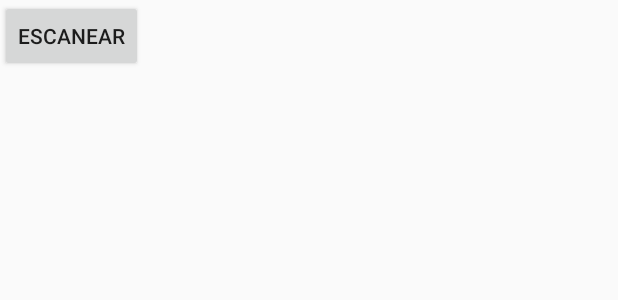
After one commit to cerberus666t/Proyecto, an Android app: the layout activity_escanear.xml on its own in the app's theme, with its tools: preview values and no code run, on a phone screen of 412 x 824 dp. The commit adds this screen. Shown: the top 300 px of the screen. Run offline under Robolectric (Android 15) with nearby library versions, the phone set to English and light mode, and no system bars.

```diff
--- a/app/build.gradle
+++ b/app/build.gradle
@@ -32,6 +32,7 @@ dependencies {
     implementation 'com.android.volley:volley:1.1.0'
     //libreria del loop infinito para tarjetas compradas
     implementation 'com.github.devlight:infinitecycleviewpager:1.0.2'
-
+    //libreria para leer codigo qr
+    implementation 'me.dm7.barcodescanner:zxing:1.8.4'
 
 }
--- a/app/src/main/java/grandeveloper/albumrusia/AlbumFragment.java
+++ b/app/src/main/java/grandeveloper/albumrusia/AlbumFragment.java
@@ -48,6 +48,7 @@ public class AlbumFragment extends Fragment {
 
         ConexionSQLiteHelper conn = new ConexionSQLiteHelper(getContext(),"bd_jugadores",null,1);
         SQLiteDatabase bd = conn.getWritableDatabase();
+
 
         cargaImagen = new CargaImagen();
         for(i=1;i<9;i++){
--- /dev/null
+++ b/app/src/main/res/layout/activity_escanear.xml
@@ -0,0 +1,14 @@
+<?xml version="1.0" encoding="utf-8"?>
+<android.support.constraint.ConstraintLayout xmlns:android="http://schemas.android.com/apk/res/android"
+    xmlns:app="http://schemas.android.com/apk/res-auto"
+    xmlns:tools="http://schemas.android.com/tools"
+    android:layout_width="match_parent"
+    android:layout_height="match_parent"
+    tools:context=".Escanear">
+
+    <Button
+        android:layout_width="wrap_content"
+        android:layout_height="wrap_content"
+        android:id="@+id/button"
+        android:text="Escanear"/>
+</android.support.constraint.ConstraintLayout>
--- a/app/src/main/res/values/strings.xml
+++ b/app/src/main/res/values/strings.xml
@@ -20,6 +20,9 @@
     <string name="item5">Intercambiar</string>
     <string name="item6">Volver</string>
     <string name="section_format">Hello World from section: %1$d</string>
+    <string name="permission_granted">Ahora ya puedes escanear</string>
+    <string name="permission_rejected">Debes aceptar los permisos para continuar</string>
+    <string name="intercambiar">Intercambiar</string>
 
     <!-- TODO: Remove or change this placeholder text -->
     <string name="hello_blank_fragment">Hello blank fragment</string>
```
Also changed, not shown: app/src/main/AndroidManifest.xml (+9 -0 lines), app/src/main/java/grandeveloper/albumrusia/Escanear.java (added, +89 -0 lines).
